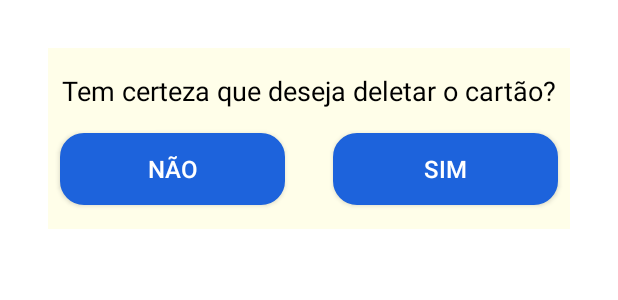
After one commit to Matheus-MNS/android-business-card, an Android app: the layout fragment_delete_business_card_dialog.xml on its own in the app's theme, with its tools: preview values and no code run, on a phone screen of 412 x 824 dp. The commit adds this screen. Shown: the top 300 px of the screen. Run offline under Robolectric (Android 15) with nearby library versions, the phone set to English and light mode, and no system bars.

Commit message:
create dialog fragment and resolve conflict

```diff
--- a/app/src/main/java/com/example/businesscard/feature/business_card_list/data/local/BusinessCardListLocalDataSource.kt
+++ b/app/src/main/java/com/example/businesscard/feature/business_card_list/data/local/BusinessCardListLocalDataSource.kt
@@ -3,9 +3,11 @@ package com.example.businesscard.feature.business_card_list.data.local
 import com.example.businesscard.common.data.local.BusinessCardDao
 import com.example.businesscard.common.data.model.BusinessCardModel
 import kotlinx.coroutines.flow.Flow
+import kotlinx.coroutines.flow.flow
 
 class BusinessCardListLocalDataSource(private val businessCardDao: BusinessCardDao) {
 
     fun getBusinessCardList(): Flow<List<BusinessCardModel>> =
         businessCardDao.getBusinessCardList()
+
 }
--- a/app/src/main/java/com/example/businesscard/feature/business_card_list/presentation/adapter/BusinessCardAdapter.kt
+++ b/app/src/main/java/com/example/businesscard/feature/business_card_list/presentation/adapter/BusinessCardAdapter.kt
@@ -6,11 +6,14 @@ import androidx.recyclerview.widget.ListAdapter
 import androidx.recyclerview.widget.RecyclerView
 import com.example.businesscard.common.data.model.BusinessCardModel
 import com.example.businesscard.common.extensions.setBackgroundTint
+import com.example.businesscard.common.utils.AdapterItemWithParameterClickListener
 import com.example.businesscard.common.utils.DefaultDiffCallback
 import com.example.businesscard.databinding.ItemBusinessCardBinding
 
 class BusinessCardAdapter :
     ListAdapter<BusinessCardModel, BusinessCardAdapter.ViewHolder>(DefaultDiffCallback<BusinessCardModel>()) {
+
+    var businessCardClickListener: AdapterItemWithParameterClickListener<BusinessCardModel> = {}
 
     override fun onCreateViewHolder(parent: ViewGroup, viewType: Int): ViewHolder {
         val inflater = LayoutInflater.from(parent.context)
@@ -34,6 +37,9 @@ class BusinessCardAdapter :
                 phone.text = item.phone
                 email.text = item.email
                 businessCard.setBackgroundTint(item.cardBackground.color)
+                itemView.setOnClickListener {
+                    businessCardClickListener(item)
+                }
             }
         }
     }
--- /dev/null
+++ b/app/src/main/res/drawable/custom_button.xml
@@ -0,0 +1,9 @@
+<?xml version="1.0" encoding="utf-8"?>
+<shape xmlns:android="http://schemas.android.com/apk/res/android">
+    android:shape="rectangle">
+    <stroke
+        android:width="1dp"
+        android:color="@color/celtic_blue" />
+    <corners android:radius="15dp" />
+    <solid android:color="@color/celtic_blue" />
+</shape>
--- /dev/null
+++ b/app/src/main/res/layout/fragment_delete_business_card_dialog.xml
@@ -0,0 +1,52 @@
+<?xml version="1.0" encoding="utf-8"?>
+<androidx.constraintlayout.widget.ConstraintLayout xmlns:android="http://schemas.android.com/apk/res/android"
+    xmlns:app="http://schemas.android.com/apk/res-auto"
+    xmlns:tools="http://schemas.android.com/tools"
+    android:layout_width="wrap_content"
+    android:layout_height="wrap_content"
+    android:layout_margin="32dp"
+    android:background="@color/alpine_white"
+    tools:context=".feature.delete_business_card.DeleteBusinessCardDialogFragment">
+
+    <androidx.appcompat.widget.AppCompatTextView
+        android:id="@+id/confirmText"
+        android:layout_width="wrap_content"
+        android:layout_height="wrap_content"
+        android:layout_margin="16dp"
+        android:text="@string/confirm_delete_text"
+        android:textColor="@color/black"
+        android:textSize="18sp"
+        app:layout_constraintEnd_toEndOf="parent"
+        app:layout_constraintStart_toStartOf="parent"
+        app:layout_constraintTop_toTopOf="parent" />
+
+    <androidx.appcompat.widget.AppCompatButton
+        android:id="@+id/negativeButton"
+        android:layout_width="150dp"
+        android:layout_height="wrap_content"
+        android:layout_margin="16dp"
+        android:background="@drawable/custom_button"
+        android:text="@string/negative_delete"
+        android:textColor="@color/white"
+        android:textSize="16sp"
+        app:layout_constraintBottom_toBottomOf="parent"
+        app:layout_constraintEnd_toStartOf="@id/positveButton"
+        app:layout_constraintStart_toStartOf="parent"
+        app:layout_constraintTop_toBottomOf="@id/confirmText" />
+
+    <androidx.appcompat.widget.AppCompatButton
+        android:id="@+id/positveButton"
+        android:layout_width="150dp"
+        android:layout_height="wrap_content"
+        android:layout_margin="16dp"
+        android:background="@drawable/custom_button"
+        android:text="@string/confirm_delete"
+        android:textColor="@color/white"
+        android:textSize="16sp"
+        app:layout_constraintBottom_toBottomOf="parent"
+        app:layout_constraintEnd_toEndOf="parent"
+        app:layout_constraintStart_toEndOf="@id/negativeButton"
+        app:layout_constraintTop_toBottomOf="@id/confirmText" />
+
+
+</androidx.constraintlayout.widget.ConstraintLayout>
--- a/app/src/main/res/values/strings.xml
+++ b/app/src/main/res/values/strings.xml
@@ -11,4 +11,8 @@
     <string name="label_background">Cor de Fundo</string>
     <string name="title">Escolha uma cor:</string>
     <string name="card_background_label">Cor de Fundo</string>
+    <string name="confirm_delete">Sim</string>
+    <string name="negative_delete">Não</string>
+    <string name="confirm_delete_text">Tem certeza que deseja deletar o cartão?</string>
+
 </resources>
--- a/build.gradle
+++ b/build.gradle
@@ -25,7 +25,7 @@ buildscript {
     }
     dependencies {
         classpath "com.android.tools.build:gradle:7.0.3"
-        classpath "org.jetbrains.kotlin:kotlin-gradle-plugin:$kotlin_version"
+        classpath "org.jetbrains.kotlin:kotlin-gradle-plugin:1.5.31"
         classpath "androidx.navigation:navigation-safe-args-gradle-plugin:$safeargs_version"
 
         // NOTE: Do not place your application dependencies here; they belong
```
Also changed, not shown: app/src/main/java/com/example/businesscard/common/data/local/BusinessCardDao.kt (+5 -4 lines), app/src/main/java/com/example/businesscard/common/extensions/ActivityExtensions.kt (+17 -0 lines), app/src/main/java/com/example/businesscard/common/extensions/FragmentExtensions.kt (+7 -0 lines), app/src/main/java/com/example/businesscard/feature/business_card_list/presentation/BusinessCardFragment.kt (+16 -0 lines), app/src/main/java/com/example/businesscard/feature/delete_business_card/DeleteBusinessCardDialogFragment.kt (added, +48 -0 lines).
